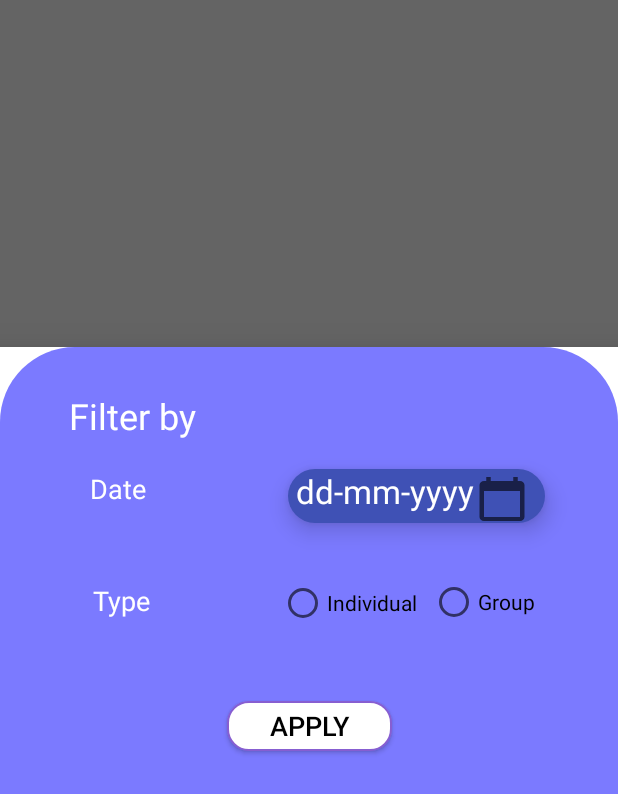
After one commit to Sham-Alsamman/Expense-Managment, an Android app: the fragment BottomSheet_Filter shown on its own in the app's theme, on a phone screen of 412 x 824 dp. The commit adds this screen. Shown: the top 794 px of the screen. Run offline under Robolectric (Android 15) with nearby library versions, the phone set to English and light mode, and no system bars.

Commit message:
merging with Bayan

```diff
--- /dev/null
+++ b/app/src/main/java/com/example/scanningreceiptstest/Controller/BottomSheet_Filter.kt
@@ -0,0 +1,56 @@
+package com.example.gp22
+
+import android.app.DatePickerDialog
+import android.content.Context
+import android.os.Bundle
+import android.view.LayoutInflater
+import android.view.View
+import android.view.ViewGroup
+import android.widget.ImageView
+import android.widget.Toast
+import androidx.lifecycle.ReportFragment
+import com.example.scanningreceiptstest.R
+import com.google.android.material.bottomsheet.BottomSheetDialogFragment
+import kotlinx.android.synthetic.main.bottomsheet_filter.*
+import java.util.*
+
+class BottomSheet_Filter : BottomSheetDialogFragment(){
+
+
+    override fun onCreateView(
+        inflater: LayoutInflater,
+        container: ViewGroup?,
+        savedInstanceState: Bundle?
+    ): View? {
+        return inflater.inflate(R.layout.bottomsheet_filter, container, false)
+    }
+
+    override fun onViewCreated(view: View, savedInstanceState: Bundle?) {
+        super.onViewCreated(view, savedInstanceState)
+
+        btn.setOnClickListener {
+            Toast.makeText(context, " you", Toast.LENGTH_SHORT).show()
+
+        }
+
+        imageView.setOnClickListener{
+            val c = Calendar.getInstance()
+            val year = c.get(Calendar.YEAR)
+            val month = c.get(Calendar.MONTH)
+            val day = c.get(Calendar.DAY_OF_MONTH)
+
+            val dpd = DatePickerDialog(context!!, DatePickerDialog.OnDateSetListener { view, year, monthOfYear, dayOfMonth ->
+
+                savedDate.setText("$dayOfMonth - ${monthOfYear + 1} - $year")
+
+            }, year, month, day)
+            dpd.show()
+        }
+
+    }
+
+    override fun onAttach(context: Context) {
+        super.onAttach(context)
+    }
+
+}
--- a/app/src/main/java/com/example/scanningreceiptstest/Controller/MainActivity.kt
+++ b/app/src/main/java/com/example/scanningreceiptstest/Controller/MainActivity.kt
@@ -13,7 +13,7 @@ import com.google.firebase.FirebaseTooManyRequestsException
 import com.google.firebase.auth.*
 import com.google.firebase.auth.ktx.auth
 import com.google.firebase.ktx.Firebase
-import kotlinx.android.synthetic.main.filter.*
+//import kotlinx.android.synthetic.main.filter.*
 import java.util.*
 import java.util.concurrent.TimeUnit
 
@@ -240,6 +240,8 @@ class MainActivity : AppCompatActivity() {
         private const val STATE_SIGNIN_FAILED = 5
         private const val STATE_SIGNIN_SUCCESS = 6
     }
+
+    /**FILTER :
     fun clickDataPicker(view: View) {
         val c = Calendar.getInstance()
         val year = c.get(Calendar.YEAR)
@@ -258,5 +260,5 @@ class MainActivity : AppCompatActivity() {
             day
         )
         dpd.show()
-    }
+    }*/
 }
--- /dev/null
+++ b/app/src/main/res/layout/bottomsheet_filter.xml
@@ -0,0 +1,161 @@
+<?xml version="1.0" encoding="utf-8"?>
+<androidx.constraintlayout.widget.ConstraintLayout xmlns:android="http://schemas.android.com/apk/res/android"
+    xmlns:app="http://schemas.android.com/apk/res-auto"
+    xmlns:tools="http://schemas.android.com/tools"
+    android:layout_width="match_parent"
+    android:layout_height="match_parent"
+    android:background="@drawable/purplebox">
+
+
+    <TextView
+        android:id="@+id/textView5"
+        android:layout_width="70dp"
+        android:layout_height="37dp"
+        android:layout_marginStart="62dp"
+        android:layout_marginEnd="283dp"
+        android:layout_marginBottom="450dp"
+        android:elevation="50dp"
+        android:shadowColor="#12531111"
+        android:text="Type"
+        android:textColor="@color/white"
+        android:textSize="18sp"
+        app:layout_constraintBottom_toBottomOf="parent"
+        app:layout_constraintEnd_toEndOf="parent"
+        app:layout_constraintHorizontal_bias="0.0"
+        app:layout_constraintStart_toStartOf="parent"
+        app:layout_constraintTop_toBottomOf="@+id/textView4"
+        app:layout_constraintVertical_bias="0.307" />
+
+    <Button
+        android:id="@+id/btn"
+        android:layout_width="110dp"
+        android:layout_height="33dp"
+        android:layout_marginStart="176dp"
+        android:layout_marginTop="236dp"
+        android:layout_marginEnd="182dp"
+        android:layout_marginBottom="364dp"
+        android:background="@drawable/purpleborder"
+        android:elevation="50dp"
+        android:shadowColor="#12531111"
+        android:text="Apply"
+        android:textAlignment="center"
+        android:textColor="@color/black"
+        android:textSize="18sp"
+        app:layout_constraintBottom_toBottomOf="parent"
+        app:layout_constraintEnd_toEndOf="parent"
+        app:layout_constraintHorizontal_bias="0.452"
+        app:layout_constraintStart_toStartOf="parent"
+        app:layout_constraintTop_toTopOf="parent"
+        app:layout_constraintVertical_bias="0.0" />
+
+    <TextView
+        android:id="@+id/textView2"
+        android:layout_width="170dp"
+        android:layout_height="35dp"
+        android:layout_marginStart="32dp"
+        android:layout_marginTop="29dp"
+        android:layout_marginEnd="196dp"
+        android:layout_marginBottom="669dp"
+        android:elevation="50dp"
+        android:shadowColor="#12531111"
+        android:text="Filter by"
+        android:textColor="@color/white"
+        android:textSize="24sp"
+        app:layout_constraintBottom_toBottomOf="parent"
+        app:layout_constraintEnd_toEndOf="parent"
+        app:layout_constraintHorizontal_bias="1.0"
+        app:layout_constraintStart_toStartOf="parent"
+        app:layout_constraintTop_toTopOf="parent" />
+
+    <TextView
+        android:id="@+id/savedDate"
+        android:layout_width="171dp"
+        android:layout_height="36dp"
+        android:layout_marginStart="192dp"
+        android:layout_marginEnd="48dp"
+        android:background="@drawable/darkpurplebox"
+        android:elevation="9dp"
+        android:text=" dd-mm-yyyy"
+        android:textAlignment="gravity"
+        android:textColor="@color/white"
+        android:textSize="22dp"
+        app:layout_constraintBottom_toBottomOf="@+id/textView4"
+        app:layout_constraintEnd_toEndOf="parent"
+        app:layout_constraintHorizontal_bias="0.0"
+        app:layout_constraintStart_toStartOf="parent" />
+
+    <ImageView
+
+        android:id="@+id/imageView"
+        android:layout_width="36dp"
+        android:layout_height="32dp"
+        android:layout_marginStart="262dp"
+        android:layout_marginEnd="28dp"
+        android:background="@drawable/ic_baseline_calendar_today_24"
+        android:elevation="20dp"
+
+        app:layout_constraintBottom_toBottomOf="@+id/textView4"
+        app:layout_constraintEnd_toEndOf="parent"
+        app:layout_constraintHorizontal_bias="0.634"
+        app:layout_constraintStart_toStartOf="parent" />
+
+    <TextView
+        android:id="@+id/textView4"
+        android:layout_width="70dp"
+        android:layout_height="35dp"
+        android:layout_marginStart="60dp"
+        android:layout_marginBottom="600dp"
+        android:elevation="50dp"
+        android:shadowColor="#12531111"
+        android:text="Date"
+        android:textColor="@color/white"
+        android:textSize="18sp"
+        app:layout_constraintBottom_toBottomOf="parent"
+        app:layout_constraintStart_toStartOf="parent"
+        app:layout_constraintTop_toBottomOf="@+id/textView2" />
+
+    <RadioGroup
+        android:id="@+id/g"
+        android:layout_width="244dp"
+        android:layout_height="92dp"
+        android:layout_marginTop="132dp"
+        android:layout_marginEnd="1dp"
+        app:layout_constraintEnd_toEndOf="parent"
+        app:layout_constraintHorizontal_bias="1.0"
+        app:layout_constraintStart_toStartOf="parent"
+        app:layout_constraintTop_toTopOf="parent">
+
+        <RadioButton
+            android:id="@+id/individual"
+            android:layout_width="101dp"
+            android:layout_height="49dp"
+
+            android:layout_marginStart="19dp"
+            android:layout_marginTop="14dp"
+            android:layout_marginEnd="122dp"
+            android:layout_marginBottom="440dp"
+            android:elevation="200dp"
+            android:text="Individual"
+            app:layout_constraintBottom_toBottomOf="parent"
+            app:layout_constraintEnd_toEndOf="parent"
+            app:layout_constraintStart_toStartOf="parent"
+            app:layout_constraintTop_toTopOf="parent" />
+
+        <RadioButton
+            android:id="@+id/group"
+            android:layout_width="108dp"
+            android:layout_height="49dp"
+            android:layout_marginStart="120dp"
+            android:layout_marginTop="-490dp"
+
+            android:elevation="200dp"
+            android:text="Group"
+            app:layout_constraintBottom_toBottomOf="parent"
+            app:layout_constraintEnd_toEndOf="parent"
+            app:layout_constraintStart_toStartOf="parent"
+            app:layout_constraintTop_toTopOf="parent" />
+
+    </RadioGroup>
+
+
+</androidx.constraintlayout.widget.ConstraintLayout>
```
Also changed, not shown: app/src/main/java/com/example/scanningreceiptstest/Controller/About.kt (added, +13 -0 lines), app/src/main/java/com/example/scanningreceiptstest/Controller/Report.kt (added, +83 -0 lines), app/src/main/res/drawable/box.xml (added, +9 -0 lines), app/src/main/res/layout/activity_report.xml (renamed from app/src/main/res/layout/report.xml, +18 -7 lines), app/src/main/res/layout/filter.xml (deleted, +0 -210 lines).
